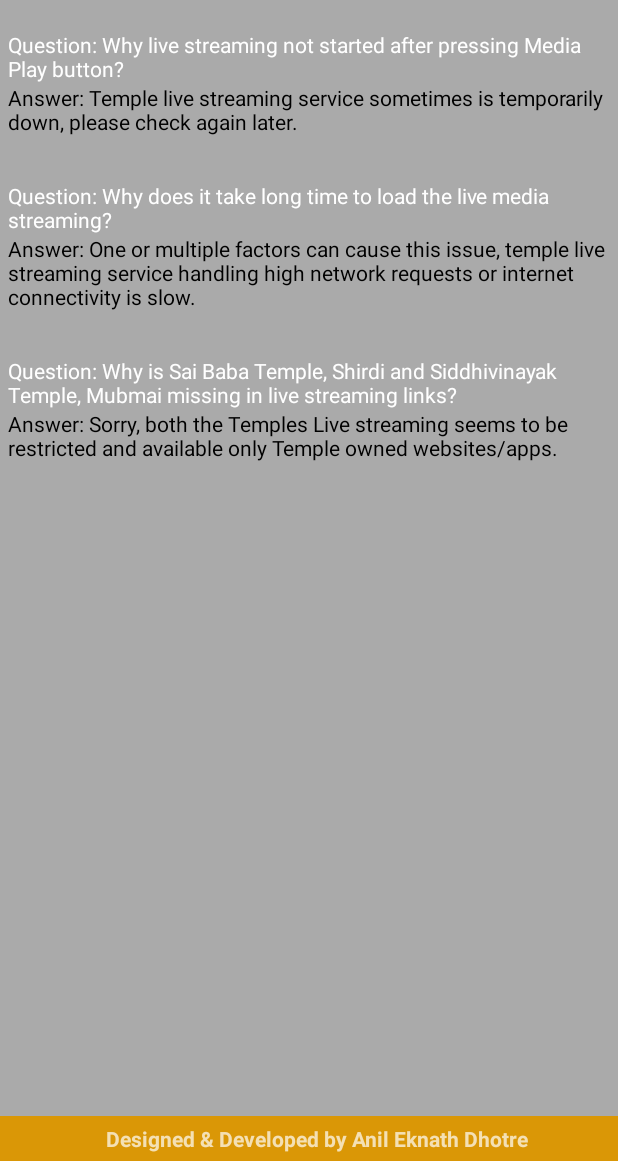
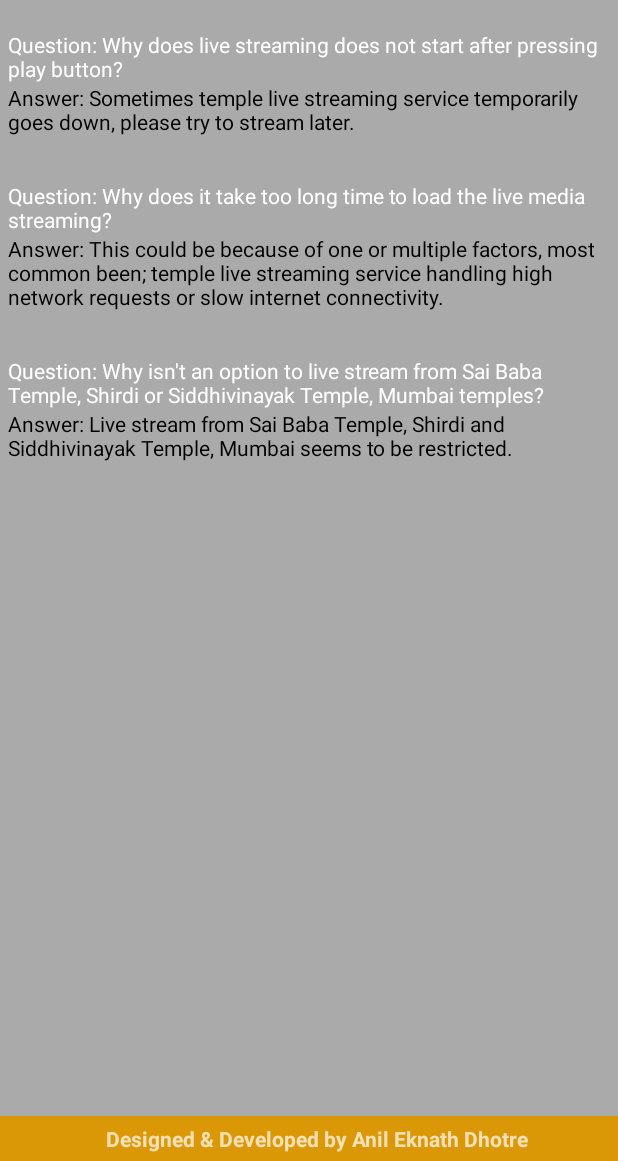
Before and after one commit to akdhotre/android, an Android app: the FaqFragment screen opened directly, with no data from a screen before it, on a phone screen of 412 x 824 dp, the part 75-1236 px from its top. Run offline under Robolectric (Android 15) with nearby library versions, the phone set to English and light mode, and no system bars.

Commit message:
FAQ updated

```diff
--- a/LiveDarshan/app/build.gradle
+++ b/LiveDarshan/app/build.gradle
@@ -7,8 +7,8 @@ android {
         applicationId "com.lotustech.apps.android.livedarshan"
         minSdkVersion 16
         targetSdkVersion 25
-        versionCode 1
-        versionName "1.0"
+        versionCode 2
+        versionName "1.1"
         testInstrumentationRunner "android.support.test.runner.AndroidJUnitRunner"
     }
     buildTypes {
--- a/LiveDarshan/app/src/main/AndroidManifest.xml
+++ b/LiveDarshan/app/src/main/AndroidManifest.xml
@@ -12,7 +12,7 @@
         android:roundIcon="@mipmap/ic_launcher"
         android:supportsRtl="true"
         android:theme="@style/AppTheme"
-        android:fullBackupContent="false">
+        android:fullBackupContent="true">
         <activity
             android:name=".MainActivity"
             android:screenOrientation="portrait">
--- a/LiveDarshan/app/src/main/res/values/strings.xml
+++ b/LiveDarshan/app/src/main/res/values/strings.xml
@@ -11,14 +11,14 @@
     <string name="share"><![CDATA[Share App with Family & Friends]]></string>
     <string name="no_internet">Check Internet Connection!</string>
 
-    <string name="question_1">Question: Why live streaming not started after pressing Media Play button?</string>
-    <string name="answer_1">Answer: Temple live streaming service sometimes is temporarily down, please check again later.</string>
+    <string name="question_1">Question: Why does live streaming does not start after pressing play button?</string>
+    <string name="answer_1">Answer: Sometimes temple live streaming service temporarily goes down, please try to stream later.</string>
 
-    <string name="question_2">Question: Why does it take long time to load the live media streaming?</string>
-    <string name="answer_2">Answer: One or multiple factors can cause this issue, temple live streaming service handling high network requests or internet connectivity is slow.</string>
+    <string name="question_2">Question: Why does it take too long time to load the live media streaming?</string>
+    <string name="answer_2">Answer: This could be because of one or multiple factors, most common been; temple live streaming service handling high network requests or slow internet connectivity.</string>
 
-    <string name="question_3">Question: Why is Sai Baba Temple, Shirdi and Siddhivinayak Temple, Mubmai missing in live streaming links?</string>
-    <string name="answer_3">Answer: Sorry, both the Temples Live streaming seems to be restricted and available only Temple owned websites/apps.</string>
+    <string name="question_3">Question: Why isn't an option to live stream from Sai Baba Temple, Shirdi or Siddhivinayak Temple, Mumbai temples?</string>
+    <string name="answer_3">Answer: Live stream from Sai Baba Temple, Shirdi and Siddhivinayak Temple, Mumbai seems to be restricted.</string>
 
     <string name="dev_email_address">akdhotre.apps@gmail.com</string>
 
```
Also changed, not shown: 1 other file.
